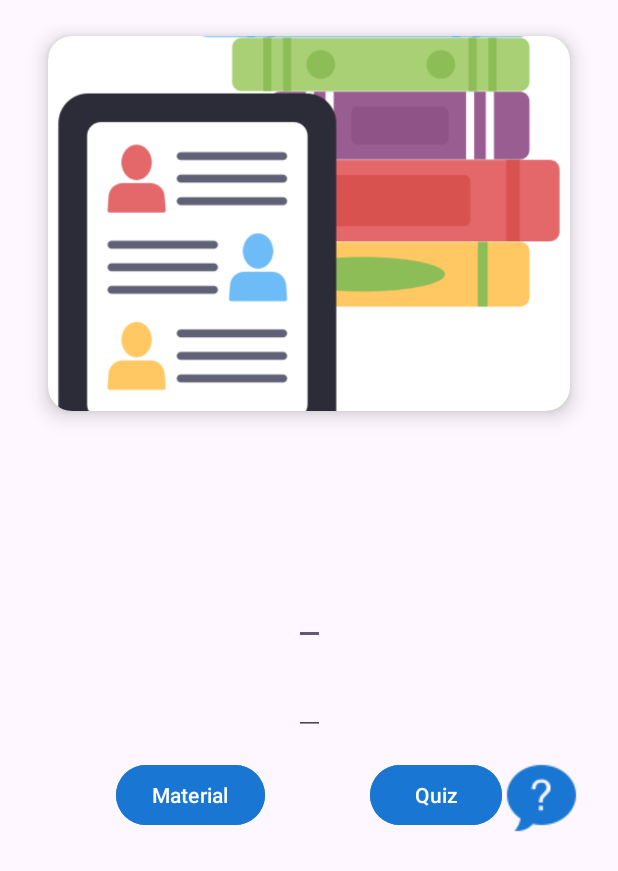
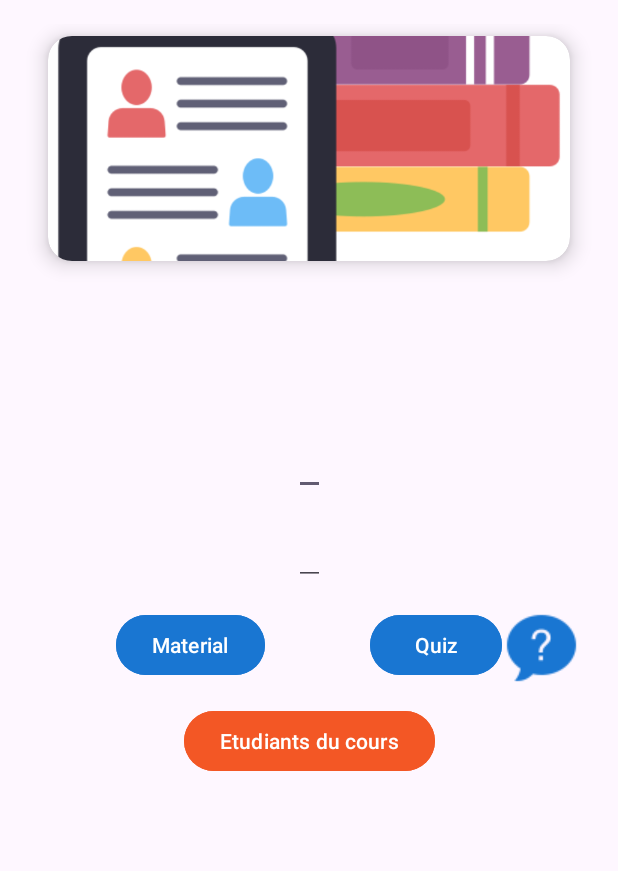
Before and after one commit to Paularoseromorales/labo3, an Android app: the ViewCoursActivity screen opened directly, with no data from a screen before it, on a phone screen of 412 x 824 dp. Shown: the top 871 px of the screen. Run offline under Robolectric (Android 15) with nearby library versions, the phone set to English and light mode, and no system bars.

Commit message:
Descripción de los cambios

```diff
--- a/app/src/main/AndroidManifest.xml
+++ b/app/src/main/AndroidManifest.xml
@@ -25,6 +25,8 @@
         </provider>
 
         <!-- Actividades -->
+        <activity android:name=".StudentActivity"
+            android:exported="false" />
         <activity
             android:name=".TakeQuizActivity"
             android:exported="false" />
@@ -47,6 +49,7 @@
         <activity
             android:name=".RegisterActivity"
             android:exported="false" />
+
         <activity
             android:name=".LoginActivity"
             android:exported="false" />
--- a/app/src/main/java/com/example/cmaisonneuve/ViewCoursActivity.java
+++ b/app/src/main/java/com/example/cmaisonneuve/ViewCoursActivity.java
@@ -33,6 +33,8 @@ public class ViewCoursActivity extends AppCompatActivity {
     private TextView sessionText;
     private ImageView imageCours;
     private Button fichier;
+    private Button etudiantsList;
+
     private Button quizButton;
     private ImageButton btntakequiz;
     private DatabaseHelper dbHelper;
@@ -51,6 +53,9 @@ public class ViewCoursActivity extends AppCompatActivity {
         fichier = findViewById(R.id.fileName);
         quizButton = findViewById(R.id.quizButton);
         btntakequiz = findViewById(R.id.btntakequiz);
+        etudiantsList = findViewById(R.id.list_students);
+
+
 
 
 
@@ -98,6 +103,7 @@ public class ViewCoursActivity extends AppCompatActivity {
                 startActivity(intent); // Lanza la actividad para tomar el quiz
             }
         });
+
     }
 
     private void loadCourseImage(int courseId) {
--- a/app/src/main/java/com/example/cmaisonneuve/db/DatabaseHelper.java
+++ b/app/src/main/java/com/example/cmaisonneuve/db/DatabaseHelper.java
@@ -32,8 +32,8 @@ public class DatabaseHelper extends SQLiteOpenHelper {
 
     // Columnas de usuarios
     private static final String COLUMN_USER_ID = "id";
-    private static final String COLUMN_USER_FULL_NAME = "fullname";
-    private static final String COLUMN_USERNAME = "username";
+    public static final String COLUMN_USER_FULL_NAME = "fullname";
+    public static final String COLUMN_USERNAME = "username";
     private static final String COLUMN_USER_PASSWORD = "password";
 
     // Columnas de cursos
@@ -339,6 +339,24 @@ public class DatabaseHelper extends SQLiteOpenHelper {
         return db.rawQuery(query, new String[]{String.valueOf(userId)});
     }
 
+    public Cursor getStudentById(int studentId) {
+        SQLiteDatabase db = this.getReadableDatabase();
+        String query = "SELECT * FROM " + TABLE_USERS + " WHERE " + COLUMN_USER_ID + " = ?";
+        return db.rawQuery(query, new String[]{String.valueOf(studentId)});
+    }
+
+
+    public Cursor getUsersForCourse(int courseId) {
+        SQLiteDatabase db = this.getReadableDatabase();
+        String query = "SELECT u." + COLUMN_USER_ID + ", u." + COLUMN_USER_FULL_NAME +
+                " FROM " + TABLE_MES_COURSES + " mc " +
+                " INNER JOIN " + TABLE_USERS + " u ON mc." + COLUMN_MES_COURSES_USER_ID + " = u." + COLUMN_USER_ID +
+                " WHERE mc." + COLUMN_MES_COURSES_COURSE_ID + " = ?";
+
+        return db.rawQuery(query, new String[]{String.valueOf(courseId)});
+    }
+
+
 
     //////////////////////////////////////////////////////////////////1
 
--- a/app/src/main/res/layout/activity_view_cours.xml
+++ b/app/src/main/res/layout/activity_view_cours.xml
@@ -22,7 +22,7 @@
         <ImageView
             android:id="@+id/imageCours"
             android:layout_width="match_parent"
-            android:layout_height="250dp"
+            android:layout_height="150dp"
             android:scaleType="centerCrop"
             android:src="@drawable/courseimage" />
     </androidx.cardview.widget.CardView>
@@ -99,6 +99,18 @@
         app:layout_constraintEnd_toStartOf="@+id/quizButton" /> <!-- Restringir al inicio de quizButton -->
 
     <Button
+        android:id="@+id/list_students"
+        android:layout_width="wrap_content"
+        android:layout_height="wrap_content"
+        android:text="Etudiants du cours"
+        android:backgroundTint="@color/orange"
+        android:textColor="@android:color/white"
+        app:layout_constraintTop_toBottomOf="@id/fileName"
+        app:layout_constraintStart_toStartOf="parent"
+        app:layout_constraintEnd_toEndOf="parent"
+        android:layout_marginTop="16dp"/>
+
+    <Button
         android:id="@+id/quizButton"
         android:layout_width="wrap_content"
         android:layout_height="wrap_content"
```
Also changed, not shown: app/src/main/java/com/example/cmaisonneuve/StudentActivity.java (+43 -2 lines), app/src/main/res/layout/activity_student.xml (+8 -7 lines).
